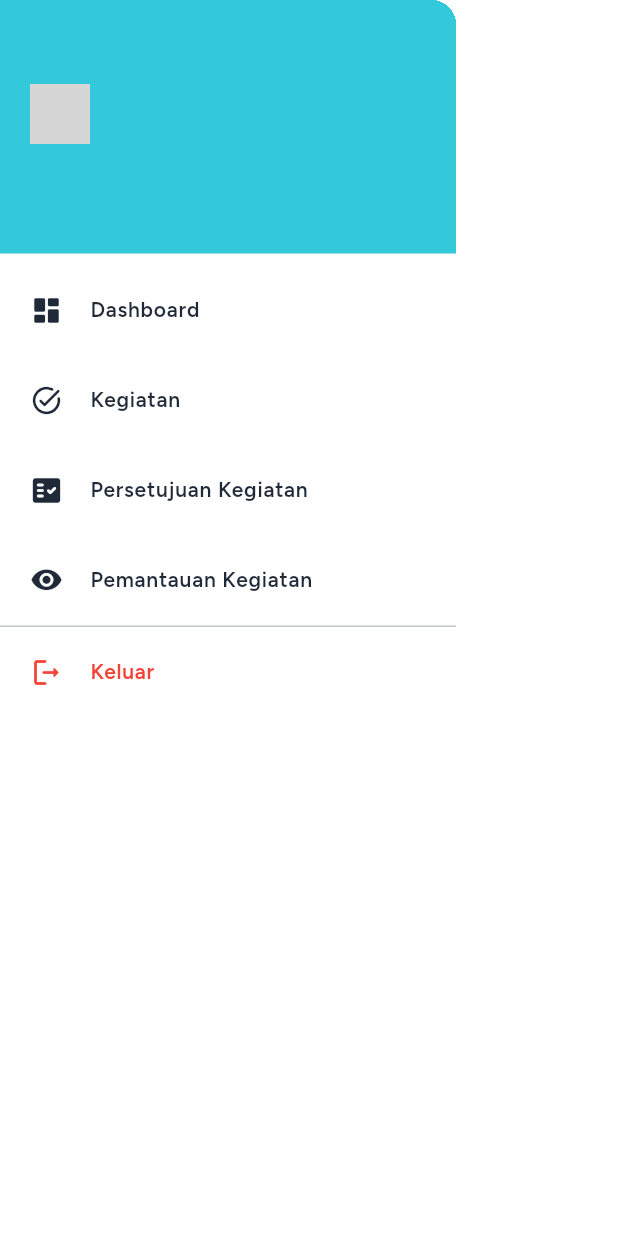
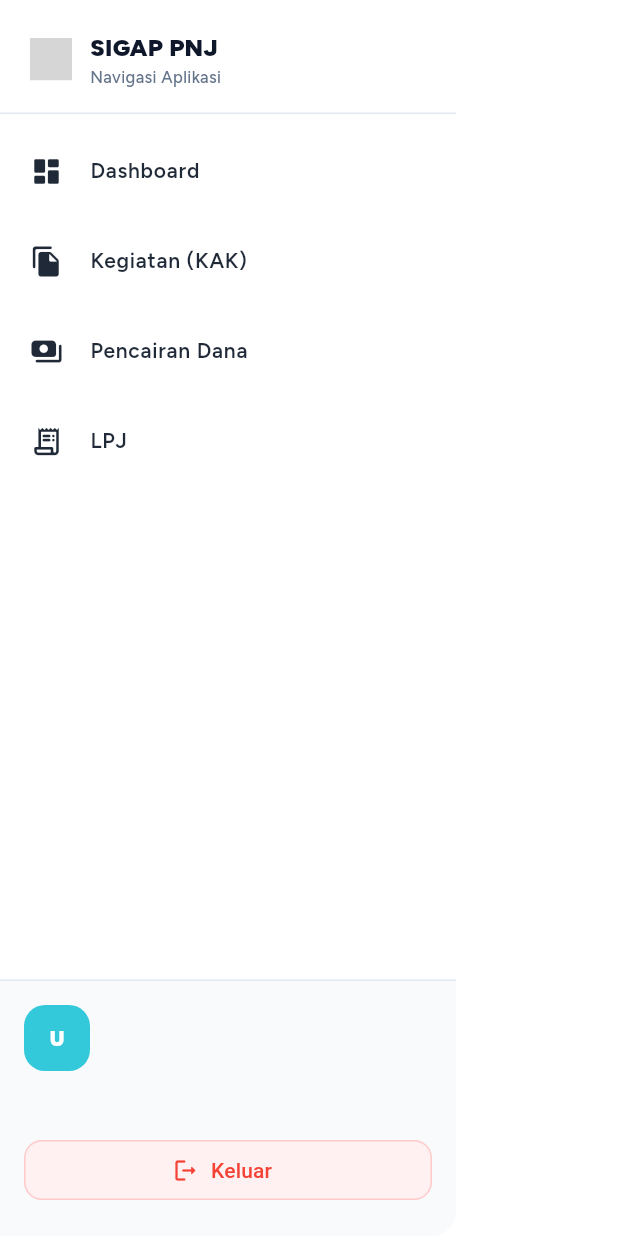
Before and after one commit to Dyjuen/SIGAP-Laravel, a Flutter app: the DashboardDrawer widget shown alone on an empty page, opened directly, on a phone screen of 412 x 824 dp. Run offline on Flutter 3.47's test engine with Material 3 defaults, Android fonts, the light colour scheme and no system bars; our stand-ins replace dio, file_picker, flutter_svg, google_fonts, shared_preferences; accounts and stored records are empty; network calls fail; project files that could hold a hidden picture were left out; grey boxes are pictures that could not be loaded.

Commit message:
feat: update dashboard drawer and role-based navigation for user roles

```diff
--- a/mobile/lib/providers/dashboard_provider.dart
+++ b/mobile/lib/providers/dashboard_provider.dart
@@ -67,7 +67,6 @@
       notifyListeners();
     }
   }
-
 }
 
 /// Pengusul Dashboard Provider
--- a/mobile/lib/screens/dashboard/bendahara_dashboard_screen.dart
+++ b/mobile/lib/screens/dashboard/bendahara_dashboard_screen.dart
@@ -27,7 +27,7 @@
     return Scaffold(
       backgroundColor: const Color(0xFFF8FAFC),
       appBar: const DashboardAppBar(),
-      drawer: const DashboardDrawer(roleId: 5), // Bendahara
+      drawer: const DashboardDrawer(roleId: 6), // Bendahara
       body: Consumer<BendaharaDashboardProvider>(
         builder: (context, provider, _) {
           if (provider.isLoading) {
--- a/mobile/lib/screens/dashboard/direktor_dashboard_screen.dart
+++ b/mobile/lib/screens/dashboard/direktor_dashboard_screen.dart
@@ -1,5 +1,6 @@
 import 'package:flutter/material.dart';
 import 'package:provider/provider.dart';
+import '../../providers/auth_provider.dart';
 import '../../providers/dashboard_provider.dart';
 import '../../widgets/dashboard_drawer.dart';
 import '../../widgets/blue_stat_card.dart';
@@ -23,10 +24,13 @@
 
   @override
   Widget build(BuildContext context) {
+    final authProvider = Provider.of<AuthProvider>(context);
+    final user = authProvider.user;
+
     return Scaffold(
       backgroundColor: const Color(0xFFF8FAFC),
       appBar: const DashboardAppBar(),
-      drawer: const DashboardDrawer(roleId: 6), // Direktur/Admin
+      drawer: DashboardDrawer(roleId: user?.roleId ?? 7), // Rektorat
       body: Consumer<DirektorDashboardProvider>(
         builder: (context, provider, _) {
           if (provider.isLoading) {
--- a/mobile/lib/screens/dashboard/pengusul_dashboard_screen.dart
+++ b/mobile/lib/screens/dashboard/pengusul_dashboard_screen.dart
@@ -7,7 +7,6 @@
 import '../../widgets/activity_item.dart';
 import '../../widgets/blue_stat_card.dart';
 import '../help_guide_page.dart';
-import '../profile_page.dart';
 import '../pengusul/kak_form_page.dart';
 import '../pengusul/kak_list_page.dart';
 import '../../widgets/dashboard_drawer.dart';
@@ -124,7 +123,7 @@
       child: Scaffold(
         backgroundColor: const Color(0xFFF8FAFC),
         appBar: const DashboardAppBar(),
-        drawer: const DashboardDrawer(roleId: 2), // Pengusul
+        drawer: const DashboardDrawer(roleId: 3), // Pengusul
         body: Consumer2<AuthProvider, PengusulDashboardProvider>(
           builder: (context, authProvider, dashboardProvider, _) {
             if (dashboardProvider.isLoading) {
--- a/mobile/lib/screens/dashboard/verifikator_dashboard_screen.dart
+++ b/mobile/lib/screens/dashboard/verifikator_dashboard_screen.dart
@@ -42,7 +42,7 @@
     return Scaffold(
       backgroundColor: const Color(0xFFF8FAFC),
       appBar: const DashboardAppBar(),
-      drawer: const DashboardDrawer(roleId: 3), // Verifikator
+      drawer: const DashboardDrawer(roleId: 2), // Verifikator
       body: Consumer<VerifikatorDashboardProvider>(
         builder: (context, provider, _) {
           if (provider.isLoading) {
--- a/mobile/lib/screens/kak_detail_page.dart
+++ b/mobile/lib/screens/kak_detail_page.dart
@@ -1,3 +1,4 @@
+import 'dart:ui';
 
 import 'package:flutter/material.dart';
 import 'package:google_fonts/google_fonts.dart';
--- a/mobile/lib/widgets/dashboard_drawer.dart
+++ b/mobile/lib/widgets/dashboard_drawer.dart
@@ -3,6 +3,7 @@
 import 'package:provider/provider.dart';
 import 'package:flutter_svg/flutter_svg.dart';
 import '../providers/auth_provider.dart';
+import '../models/user.dart';
 import '../screens/landing_page.dart';
 import '../screens/pengusul/kak_list_page.dart';
 import '../screens/pengusul/kegiatan_page.dart';
@@ -12,7 +13,6 @@
 import '../screens/bendahara/pencairan_page.dart';
 import '../screens/admin/user_management_page.dart';
 import '../screens/placeholder_page.dart';
-import '../screens/ppk/ppk_kegiatan_list_page.dart';
 
 class DashboardDrawer extends StatelessWidget {
   final int roleId;
@@ -26,44 +26,48 @@
 
     return Drawer(
       backgroundColor: Colors.white,
+      child: SafeArea(
         child: Column(
           children: [
-          // Header Drawer
             Container(
-            padding: const EdgeInsets.fromLTRB(20, 56, 20, 20),
-            color: const Color(0xFF33C8DA),
+              padding: const EdgeInsets.fromLTRB(20, 20, 20, 16),
               width: double.infinity,
+              decoration: const BoxDecoration(
+                border: Border(bottom: BorderSide(color: Color(0xFFE2E8F0))),
+              ),
+              child: Row(
+                children: [
+                  SvgPicture.asset(
+                    'assets/images/logoland.svg',
+                    height: 28,
+                  ),
+                  const SizedBox(width: 12),
+                  Expanded(
                     child: Column(
                       crossAxisAlignment: CrossAxisAlignment.start,
                       children: [
-                SvgPicture.asset(
-                  'assets/images/logoauth.svg',
-                  width: 40,
-                  height: 40,
-                  // Jika ingin icon berwarna putih:
-                  // colorFilter: const ColorFilter.mode(Colors.white, BlendMode.srcIn),
-                ),
-                const SizedBox(height: 12),
                         Text(
-                  user?.namaLengkap ?? '-',
+                          'SIGAP PNJ',
                           style: GoogleFonts.figtree(
-                    color: Colors.white,
-                    fontWeight: FontWeight.bold,
+                            color: const Color(0xFF0F172A),
                             fontSize: 16,
+                            fontWeight: FontWeight.w900,
                           ),
                         ),
                         Text(
-                  user?.roleName ?? '-',
+                          'Navigasi Aplikasi',
                           style: GoogleFonts.figtree(
-                    color: Colors.white.withOpacity(0.8),
-                    fontSize: 12,
+                            color: const Color(0xFF64748B),
+                            fontSize: 11,
+                            fontWeight: FontWeight.w500,
                           ),
                         ),
                       ],
                     ),
                   ),
-
-          // Nav Items based on Role
+                ],
+              ),
+            ),
             Expanded(
               child: ListView(
                 padding: const EdgeInsets.symmetric(vertical: 8),
@@ -72,23 +76,276 @@
                     context,
                     Icons.dashboard_rounded,
                     'Dashboard',
-                  onTap: () {
-                    Navigator.pop(context); // Close drawer
-                  },
+                    onTap: () => Navigator.pop(context),
                   ),
                   ..._getRoleMenu(context, roleId),
-                const Divider(height: 1),
-                // Logout di bawah
+                ],
+              ),
+            ),
+            _buildProfileFooter(context, authProvider, user),
+          ],
+        ),
+      ),
+    );
+  }
+
+  List<Widget> _getRoleMenu(BuildContext context, int role) {
+    final menu = <Widget>[];
+
+    if ([1, 2, 3, 6, 7].contains(role)) {
+      menu.add(
         _drawerItem(
           context,
-                  Icons.logout_rounded,
-                  'Keluar',
-                  isLogout: true,
-                  onTap: () async {
-                    await _handleLogout(context, authProvider);
-                  },
+          Icons.file_copy_rounded,
+          'Kegiatan (KAK)',
+          onTap: () => _openKakPage(context, role),
+        ),
+      );
+    }
+
+    if ([1, 3, 4, 5].contains(role)) {
+      menu.addAll([
+        _drawerItem(
+          context,
+          Icons.task_alt_rounded,
+          'Kegiatan',
+          onTap: () => _openPage(context, const KegiatanPage()),
+        ),
+        _drawerItem(
+          context,
+          Icons.visibility_rounded,
+          'Pemantauan Kegiatan',
+          onTap: () => _openPage(context, const KegiatanMonitoringPage()),
+        ),
+      ]);
+    }
+
+    if ([1, 6].contains(role)) {
+      menu.add(
+        _drawerItem(
+          context,
+          Icons.payments_rounded,
+          'Pencairan Dana',
+          onTap: () => _openPage(context, const PencairanPage()),
+        ),
+      );
+    }
+
+    if ([1, 3, 6].contains(role)) {
+      menu.add(
+        _drawerItem(
+          context,
+          Icons.receipt_long_rounded,
+          'LPJ',
+          onTap: () => _openPage(context, const LpjListPage()),
+        ),
+      );
+    }
+
+    if (role == 1) {
+      menu.addAll([
+        _drawerItem(
+          context,
+          Icons.group_rounded,
+          'Manajemen Akun',
+          onTap: () => _openPage(context, const UserManagementPage()),
+        ),
+        _drawerItem(
+          context,
+          Icons.menu_book_rounded,
+          'Manajemen Panduan',
+          onTap: () => _openPage(
+            context,
+            const PlaceholderPage(title: 'Manajemen Panduan'),
+          ),
+        ),
+        _drawerItem(
+          context,
+          Icons.history_rounded,
+          'Riwayat Aktivitas',
+          onTap: () => _openPage(
+            context,
+            const PlaceholderPage(title: 'Riwayat Aktivitas'),
+          ),
+        ),
+        _masterDataTile(context),
+      ]);
+    }
+
+    return menu;
+  }
+
+  Widget _masterDataTile(BuildContext context) {
+    final titles = [
+      'Role & Izin',
+      'Mata Anggaran',
+      'Kategori Belanja',
+      'Satuan',
+      'Tipe Kegiatan',
+      'Status Kegiatan',
+      'IKU',
+      'Manajemen SPK',
+    ];
+
+    return Theme(
+      data: Theme.of(context).copyWith(dividerColor: Colors.transparent),
+      child: ExpansionTile(
+        tilePadding: const EdgeInsets.symmetric(horizontal: 20),
+        childrenPadding: const EdgeInsets.only(left: 12, right: 12, bottom: 8),
+        iconColor: const Color(0xFF33C8DA),
+        collapsedIconColor: const Color(0xFF64748B),
+        leading: const Icon(Icons.storage_rounded, size: 22),
+        title: Text(
+          'Master Data',
+          style: GoogleFonts.figtree(
+            color: const Color(0xFF1F2937),
+            fontWeight: FontWeight.w600,
+            fontSize: 14,
+          ),
+        ),
+        children: titles
+            .map(
+              (title) => Padding(
+                padding: const EdgeInsets.symmetric(vertical: 2),
+                child: ListTile(
+                  dense: true,
+                  contentPadding: const EdgeInsets.symmetric(horizontal: 16),
+                  title: Text(
+                    title,
+                    style: GoogleFonts.figtree(
+                      color: const Color(0xFF475569),
+                      fontWeight: FontWeight.w500,
+                      fontSize: 13,
+                    ),
+                  ),
+                  shape: RoundedRectangleBorder(
+                    borderRadius: BorderRadius.circular(8),
+                  ),
+                  onTap: () => _openPage(
+                    context,
+                    PlaceholderPage(title: title),
+                  ),
+                ),
+              ),
+            )
+            .toList(),
+      ),
+    );
+  }
+
+  void _openKakPage(BuildContext context, int role) {
+    _openPage(
+      context,
+      [2, 7].contains(role)
+          ? const VerifikatorKakListPage()
+          : const KakListPage(),
+    );
+  }
+
+  void _openPage(BuildContext context, Widget page) {
+    Navigator.pop(context);
+    Navigator.push(
+      context,
+      MaterialPageRoute(builder: (_) => page),
+    );
+  }
+
+  Widget _buildProfileFooter(
+    BuildContext context,
+    AuthProvider provider,
+    User? user,
+  ) {
+    if (user == null) {
+      return const SizedBox.shrink();
+    }
+
+    final initials = _initials(user.namaLengkap);
+
+    return Container(
+      width: double.infinity,
+      padding: const EdgeInsets.fromLTRB(16, 16, 16, 20),
+      decoration: const BoxDecoration(
+        color: Color(0xFFF8FAFC),
+        border: Border(top: BorderSide(color: Color(0xFFE2E8F0))),
+      ),
+      child: Column(
+        crossAxisAlignment: CrossAxisAlignment.start,
+        children: [
+          Row(
+            children: [
+              Container(
+                width: 44,
+                height: 44,
+                decoration: BoxDecoration(
+                  color: const Color(0xFF33C8DA),
+                  borderRadius: BorderRadius.circular(14),
+                ),
+                alignment: Alignment.center,
+                child: Text(
+                  initials,
+                  style: GoogleFonts.figtree(
+                    color: Colors.white,
+                    fontWeight: FontWeight.w900,
+                    fontSize: 14,
+                  ),
+                ),
+              ),
+              const SizedBox(width: 12),
+              Expanded(
+                child: Column(
+                  crossAxisAlignment: CrossAxisAlignment.start,
+                  children: [
+                    Text(
+                      user.namaLengkap,
+                      maxLines: 1,
+                      overflow: TextOverflow.ellipsis,
+                      style: GoogleFonts.figtree(
+                        color: const Color(0xFF0F172A),
+                        fontWeight: FontWeight.w700,
+                        fontSize: 14,
+                      ),
+                    ),
+                    const SizedBox(height: 2),
+                    Text(
+                      user.roleName,
+                      maxLines: 1,
+                      overflow: TextOverflow.ellipsis,
+                      style: GoogleFonts.figtree(
+                        color: const Color(0xFF64748B),
+                        fontWeight: FontWeight.w500,
+                        fontSize: 12,
+                      ),
                     ),
                   ],
+                ),
+              ),
+            ],
+          ),
+          const SizedBox(height: 12),
+          Text(
+            user.email,
+            maxLines: 2,
+            overflow: TextOverflow.ellipsis,
+            style: GoogleFonts.figtree(
+              color: const Color(0xFF64748B),
+              fontSize: 12,
+            ),
+          ),
+          const SizedBox(height: 12),
+          SizedBox(
+            width: double.infinity,
+            child: OutlinedButton.icon(
+              onPressed: () async => _handleLogout(context, provider),
+              icon: const Icon(Icons.logout_rounded, size: 18),
+              label: const Text('Keluar'),
+              style: OutlinedButton.styleFrom(
+                foregroundColor: Colors.red,
+                side: const BorderSide(color: Color(0xFFFECACA)),
+                backgroundColor: const Color(0xFFFFF1F2),
+                shape: RoundedRectangleBorder(
+                  borderRadius: BorderRadius.circular(12),
+                ),
+              ),
             ),
           ),
         ],
@@ -96,151 +353,18 @@
     );
   }
 
-  List<Widget> _getRoleMenu(BuildContext context, int role) {
-    // Helper function untuk membuat item menu yang sering dipakai ulang
-    Widget kakItem() => _drawerItem(
-      context,
-      Icons.file_copy_rounded,
-      'Kegiatan (KAK)',
-      onTap: () {
-        Navigator.pop(context);
-        Navigator.push(
-          context,
-          MaterialPageRoute(builder: (_) => const KakListPage()),
-        );
-      },
-    );
+  String _initials(String name) {
+    final parts = name
+        .trim()
+        .split(RegExp(r'\s+'))
+        .where((part) => part.isNotEmpty)
+        .toList();
 
-    Widget verifikatorKakItem() => _drawerItem(
-      context,
-      Icons.file_copy_rounded,
-      'Kegiatan (KAK)',
-      onTap: () {
-        Navigator.pop(context);
-        Navigator.push(
-          context,
-          MaterialPageRoute(builder: (_) => const VerifikatorKakListPage()),
-        );
-      },
-    );
+    if (parts.isEmpty) {
+      return 'U';
+    }
 
-    Widget ppkKegiatanItem() => _drawerItem(
-      context,
-      Icons.fact_check_rounded,
-      'Persetujuan Kegiatan',
-      onTap: () {
-        Navigator.pop(context);
-        Navigator.push(
-          context,
-          MaterialPageRoute(builder: (_) => const PpkKegiatanListPage()),
-        );
-      },
-    );
-
-    Widget kegiatanItem() => _drawerItem(
-      context,
-      Icons.task_alt_rounded,
-      'Kegiatan',
-      onTap: () {
-        Navigator.pop(context);
-        Navigator.push(
-          context,
-          MaterialPageRoute(builder: (_) => const KegiatanPage()),
-        );
-      },
-    );
-
-    Widget pemantauanItem() => _drawerItem(
-      context,
-      Icons.visibility_rounded,
-      'Pemantauan Kegiatan',
-      onTap: () {
-        Navigator.pop(context);
-        Navigator.push(
-          context,
-          MaterialPageRoute(builder: (_) => const KegiatanMonitoringPage()),
-        );
-      },
-    );
-
-    Widget pencairanItem() => _drawerItem(
-      context,
-      Icons.payments_rounded,
-      'Pencairan Dana',
-      onTap: () {
-        Navigator.pop(context);
-        Navigator.push(
-          context,
-          MaterialPageRoute(builder: (_) => const PencairanPage()),
-        );
-      },
-    );
-
-    Widget lpjItem() => _drawerItem(
-      context,
-      Icons.receipt_long_rounded,
-      'LPJ',
-      onTap: () {
-        Navigator.pop(context);
-        Navigator.push(
-          context,
-          MaterialPageRoute(builder: (_) => const LpjListPage()),
-        );
-      },
-    );
-
-    Widget manajemenAkunItem() => _drawerItem(
-      context,
-      Icons.group_rounded,
-      'Manajemen Akun',
-      onTap: () {
-        Navigator.pop(context);
-        Navigator.push(
-          context,
-          MaterialPageRoute(builder: (_) => const UserManagementPage()),
-        );
-      },
-    );
-
-    Widget placeholderItem(IconData icon, String title) => _drawerItem(
-      context,
-      icon,
-      title,
-      onTap: () {
-        Navigator.pop(context);
-        Navigator.push(
-          context,
-          MaterialPageRoute(builder: (_) => PlaceholderPage(title: title)),
-        );
-      },
-    );
-
-    switch (role) {
-      case 1: // Admin
-        return [
-          kakItem(),
-          kegiatanItem(),
-          pemantauanItem(),
-          pencairanItem(),
-          lpjItem(),
-          manajemenAkunItem(),
-          placeholderItem(Icons.menu_book_rounded, 'Manajemen Panduan'),
-          placeholderItem(Icons.history_rounded, 'Riwayat Aktivitas'),
-          placeholderItem(Icons.storage_rounded, 'Master Data'),
-        ];
-      case 2: // Verifikator
-      case 7: // Rektorat
-        return [verifikatorKakItem()];
-      case 3: // Pengusul
-        return [kakItem(), kegiatanItem(), pemantauanItem(), lpjItem()];
-      case 4: // PPK
-      case 5: // Wadir
-        return [kegiatanItem(), ppkKegiatanItem(), pemantauanItem()];
-      case 6: // Bendahara
-        return [kakItem(), pencairanItem(), lpjItem()];
-      default:
-        return [];
-    }
+    return parts.take(2).map((part) => part[0]).join().toUpperCase();
   }
 
   Widget _drawerItem(
@@ -248,15 +372,13 @@
     IconData icon,
     String label, {
     required VoidCallback onTap,
-    bool isLogout = false,
   }) {
-    final color = isLogout ? Colors.red : const Color(0xFF1F2937);
     return ListTile(
-      leading: Icon(icon, color: color, size: 22),
+      leading: Icon(icon, color: const Color(0xFF1F2937), size: 22),
       title: Text(
         label,
         style: GoogleFonts.figtree(
-          color: color,
+          color: const Color(0xFF1F2937),
           fontWeight: FontWeight.w600,
           fontSize: 14,
         ),
```
Also changed, not shown: mobile/lib/screens/admin/admin_dashboard_page.dart (+7 -5 lines). Lines whose indentation alone changed are shown as unchanged.
